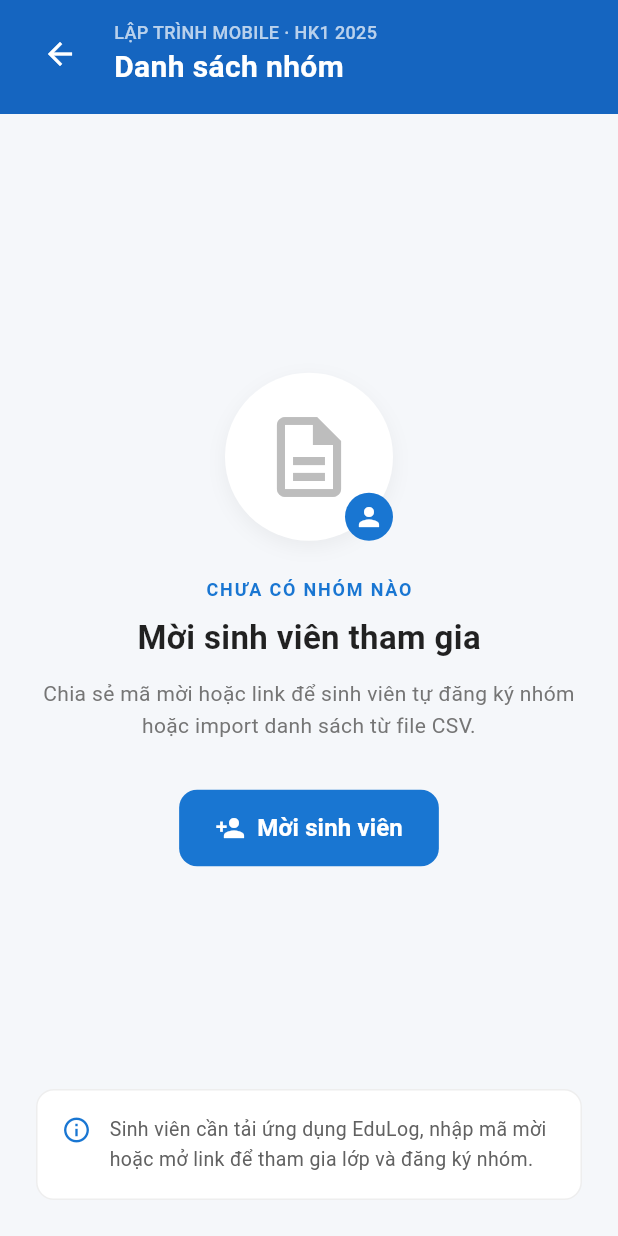
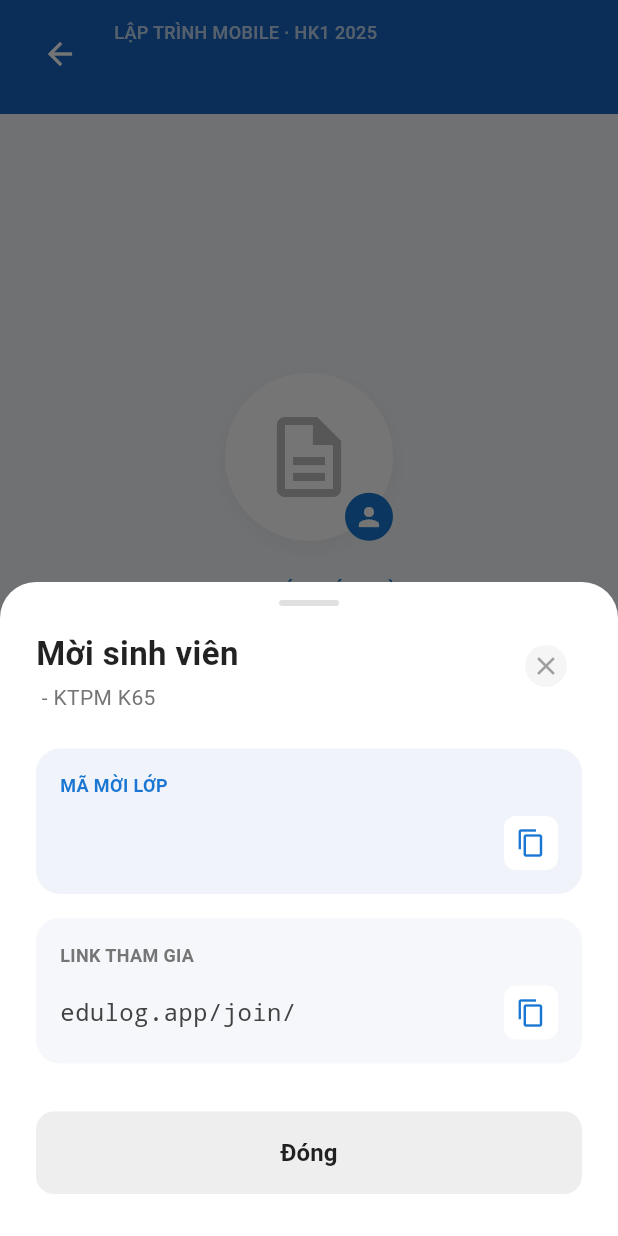
Before and after one commit to dinhan125/EduLog, a Flutter app: the GroupListScreen screen opened directly with empty values, after a tap on "Mời sinh viên", on a phone screen of 412 x 824 dp. Run offline on Flutter 3.47's test engine with Material 3 defaults, Android fonts, the phone set to English and light mode, and no system bars; our stand-ins replace cloud_firestore, dio, faker, firebase_auth, firebase_core, flutter_riverpod; accounts and stored records are empty.

Commit message:
feat: add invite code to class model and implement Firebase data seeder for testing

```diff
--- a/lib/features/class_management/data/models/class_model.dart
+++ b/lib/features/class_management/data/models/class_model.dart
@@ -2,12 +2,14 @@ class ClassModel {
   final String id;
   final String name;
   final String subjectCode;
+  final String inviteCode;
   final int groupCount;
 
   ClassModel({
     required this.id,
     required this.name,
     required this.subjectCode,
+    required this.inviteCode,
     this.groupCount = 0,
   });
 
@@ -15,12 +17,14 @@ class ClassModel {
     String? id,
     String? name,
     String? subjectCode,
+    String? inviteCode,
     int? groupCount,
   }) {
     return ClassModel(
       id: id ?? this.id,
       name: name ?? this.name,
       subjectCode: subjectCode ?? this.subjectCode,
+      inviteCode: inviteCode ?? this.inviteCode,
       groupCount: groupCount ?? this.groupCount,
     );
   }
@@ -30,6 +34,7 @@ class ClassModel {
       'id': id,
       'ten_lop': name,
       'ma_mon': subjectCode,
+      'ma_moi': inviteCode,
       'groupCount': groupCount,
     };
   }
@@ -39,6 +44,7 @@ class ClassModel {
       id: map['id'] as String? ?? '',
       name: map['ten_lop'] as String? ?? 'Chưa có tên',
       subjectCode: map['ma_mon'] as String? ?? '',
+      inviteCode: map['ma_moi'] as String? ?? '',
       groupCount: map['groupCount'] as int? ?? 0,
     );
   }
--- a/lib/features/class_management/presentation/widgets/invite_student_bottom_sheet.dart
+++ b/lib/features/class_management/presentation/widgets/invite_student_bottom_sheet.dart
@@ -9,8 +9,7 @@ class InviteStudentBottomSheet extends StatelessWidget {
 
   @override
   Widget build(BuildContext context) {
-    // Generate dummy invite code and link based on classModel
-    final inviteCode = classModel.subjectCode;
+    final inviteCode = classModel.inviteCode;
     final inviteLink = 'edulog.app/join/${classModel.id}';
 
     return Container(
--- a/lib/features/class_management/presentation/widgets/subject_card.dart
+++ b/lib/features/class_management/presentation/widgets/subject_card.dart
@@ -26,7 +26,7 @@ class SubjectCard extends ConsumerWidget {
         Navigator.push(
           context,
           MaterialPageRoute(
-            builder: (context) => GroupListScreen(hasGroups: classModel.groupCount > 0),
+            builder: (context) => GroupListScreen(classModel: classModel),
           ),
         );
       },
--- a/lib/features/group_management/presentation/pages/group_list_screen.dart
+++ b/lib/features/group_management/presentation/pages/group_list_screen.dart
@@ -1,20 +1,24 @@
 import 'package:flutter/material.dart';
 import 'package:flutter_riverpod/flutter_riverpod.dart';
 
+import '../../../class_management/data/models/class_model.dart';
+import '../../../class_management/presentation/widgets/invite_student_bottom_sheet.dart';
+
 class GroupListScreen extends ConsumerWidget {
-  final bool hasGroups;
-  const GroupListScreen({super.key, required this.hasGroups});
+  final ClassModel classModel;
+  const GroupListScreen({super.key, required this.classModel});
 
   @override
   Widget build(BuildContext context, WidgetRef ref) {
+    final hasGroups = classModel.groupCount > 0;
     return Scaffold(
       backgroundColor: const Color(0xFFF5F7FA),
-      appBar: _buildAppBar(context, hasGroups),
-      body: hasGroups ? _buildListState() : _buildEmptyState(),
+      appBar: _buildAppBar(context, hasGroups, classModel.name),
+      body: hasGroups ? _buildListState() : _buildEmptyState(context),
     );
   }
 
-  PreferredSizeWidget _buildAppBar(BuildContext context, bool hasGroups) {
+  PreferredSizeWidget _buildAppBar(BuildContext context, bool hasGroups, String className) {
     return PreferredSize(
       preferredSize: Size.fromHeight(hasGroups ? 140 : 80),
       child: Container(
@@ -41,8 +45,8 @@ class GroupListScreen extends ConsumerWidget {
                 Expanded(
                   child: Column(
                     crossAxisAlignment: CrossAxisAlignment.start,
-                    children: const [
-                      Text(
+                    children: [
+                      const Text(
                         'LẬP TRÌNH MOBILE · HK1 2025',
                         style: TextStyle(
                           color: Colors.white70,
@@ -51,8 +55,8 @@ class GroupListScreen extends ConsumerWidget {
                         ),
                       ),
                       Text(
-                        'Danh sách nhóm',
-                        style: TextStyle(
+                        className,
+                        style: const TextStyle(
                           color: Colors.white,
                           fontSize: 20,
                           fontWeight: FontWeight.bold,
@@ -114,7 +118,7 @@ class GroupListScreen extends ConsumerWidget {
     );
   }
 
-  Widget _buildEmptyState() {
+  Widget _buildEmptyState(BuildContext context) {
     return Center(
       child: Padding(
         padding: const EdgeInsets.all(24.0),
@@ -181,7 +185,14 @@ class GroupListScreen extends ConsumerWidget {
             ),
             const SizedBox(height: 32),
             ElevatedButton.icon(
-              onPressed: () {},
+              onPressed: () {
+                showModalBottomSheet(
+                  context: context,
+                  isScrollControlled: true,
+                  backgroundColor: Colors.transparent,
+                  builder: (context) => InviteStudentBottomSheet(classModel: classModel),
+                );
+              },
               icon: const Icon(Icons.person_add, size: 20),
               label: const Text('Mời sinh viên', style: TextStyle(fontSize: 16, fontWeight: FontWeight.bold)),
               style: ElevatedButton.styleFrom(
--- a/pubspec.yaml
+++ b/pubspec.yaml
@@ -41,6 +41,7 @@ dependencies:
   google_sign_in: ^7.2.0
   cloud_firestore: ^6.8.0
   provider: ^6.1.5+1
+  faker: ^2.2.0
 
 dev_dependencies:
   flutter_test:
```
Also changed, not shown: lib/core/utils/firebase_seeder.dart (added, +39 -0 lines), lib/features/class_management/data/repositories/class_repository.dart (+14 -0 lines), lib/features/class_management/domain/class_controller.dart (+4 -3 lines), lib/features/class_management/presentation/class_management_screen.dart (+32 -1 lines), pubspec.lock.
